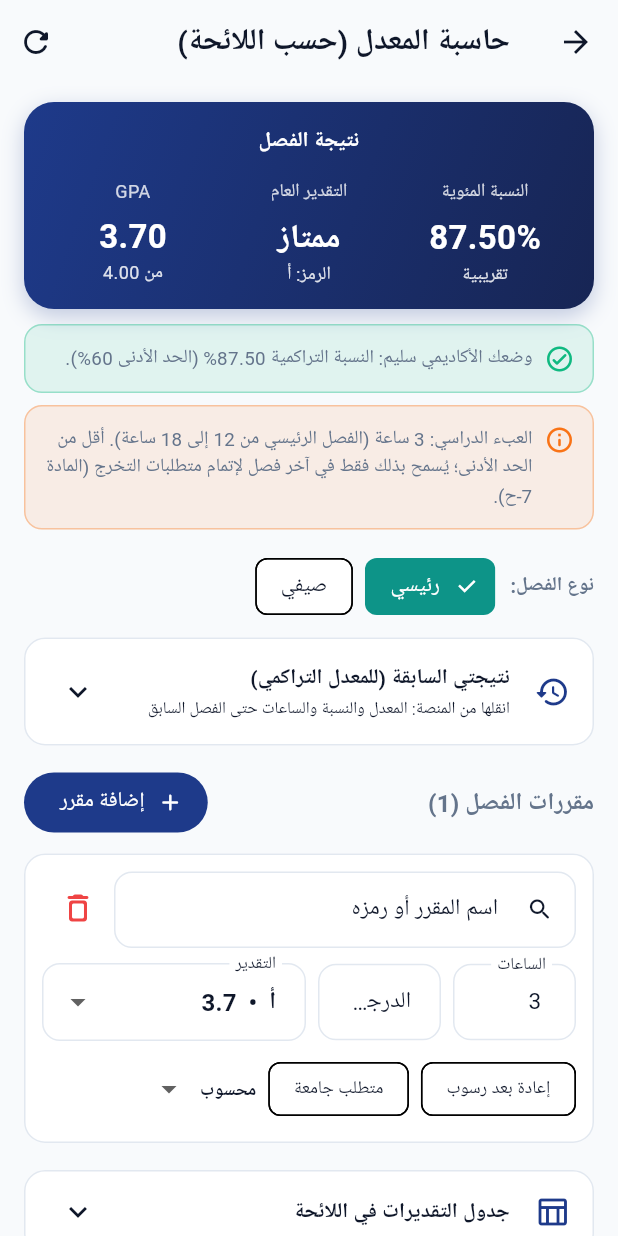
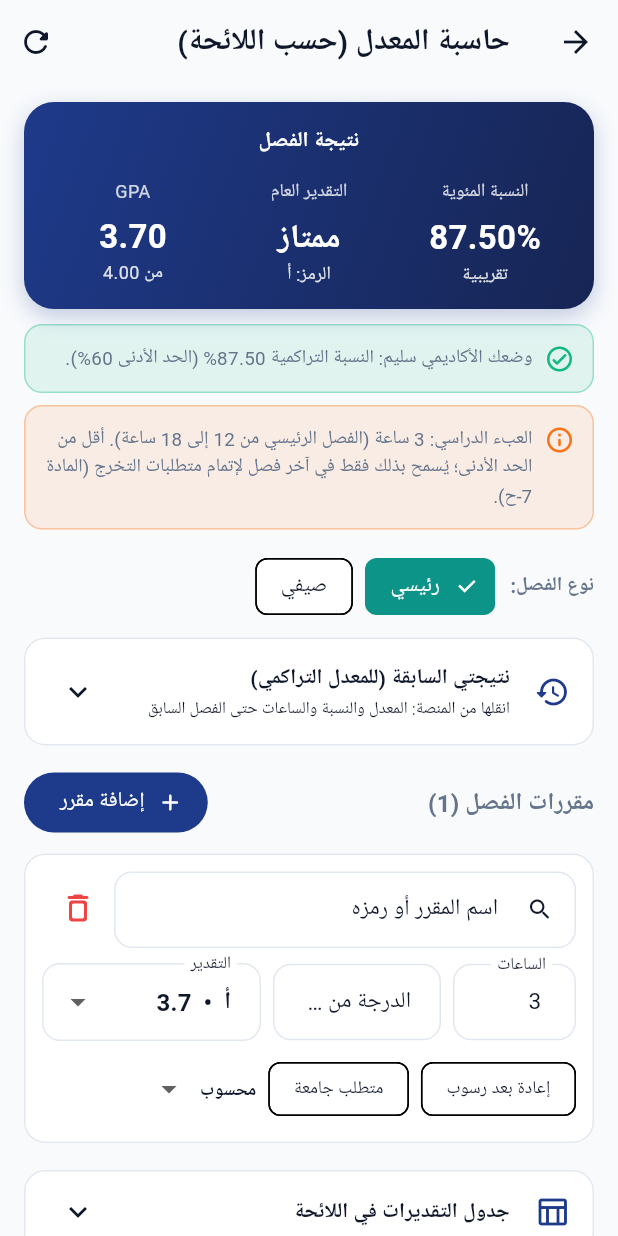
Before and after one commit to gamalzakareya6-star/GenZoo-app, a Flutter app: the GpaCalculatorScreen screen opened directly, on a phone screen of 412 x 824 dp. Run offline on Flutter 3.47's test engine with Material 3 defaults, Android fonts, the phone set to English and light mode, and no system bars; our stand-ins replace cloud_firestore, firebase_auth, firebase_core, firebase_messaging, google_fonts, google_sign_in and 1 more; accounts and stored records are empty; Roboto replaces fonts that are missing (Cairo).

Commit message:
GPA calculator: degree is out of credit hours x 100
Co-Authored-By: Claude Sonnet 5.5 <noreply@anthropic.com>
Claude-Session: https://claude.ai/code/session_01GVb6vdXPADLjyTr5ypMTK2

```diff
--- a/lib/core/utils/gpa_calculator_engine.dart
+++ b/lib/core/utils/gpa_calculator_engine.dart
@@ -114,7 +114,10 @@ class GpaCalculatorEngine {
         continue; // not part of the GPA
       }
 
-      final score = c.score ?? band.estimatedScore;
+      // The typed degree is out of (credit hours x 100); convert to percent.
+      final score = c.score != null
+          ? (c.score! / c.creditHours).clamp(0.0, 100.0).toDouble()
+          : band.estimatedScore;
       if (c.score == null) approx = true;
 
       semCredits += c.creditHours;
--- a/lib/models/gpa_model.dart
+++ b/lib/models/gpa_model.dart
@@ -9,8 +9,9 @@ class CourseEntry {
   /// Grade key: A+, A, B+, B, C+, C, D or F.
   String grade;
 
-  /// Degree out of 100 when the student typed it; null means the grade was
-  /// picked directly and the percentage is estimated.
+  /// Degree the student typed, out of (creditHours x 100) as in the university
+  /// platform; null means the grade was picked directly and the percentage is
+  /// estimated.
   double? score;
 
   /// Course re-registered after failing it. A repeated failure is counted
--- a/lib/screens/essential_info/gpa_calculator_screen.dart
+++ b/lib/screens/essential_info/gpa_calculator_screen.dart
@@ -703,17 +703,20 @@ class _CourseCardState extends State<_CourseCard> {
                 ),
                 const SizedBox(width: 8),
                 SizedBox(
-                  width: 82,
+                  width: 112,
                   child: TextField(
                     controller: _scoreCtl,
                     keyboardType:
                         const TextInputType.numberWithOptions(decimal: true),
-                    decoration: deco('الدرجة /100'),
+                    decoration:
+                        deco('الدرجة من ${formatNumber(c.creditHours * 100)}'),
                     onChanged: (t) {
                       final v = parseNumber(t);
                       if (t.trim().isEmpty) {
                         gpa.setScore(c.id, null);
-                      } else if (v != null && v >= 0 && v <= 100) {
+                      } else if (v != null &&
+                          v >= 0 &&
+                          v <= c.creditHours * 100) {
                         gpa.setScore(c.id, v);
                       }
                     },
```
Also changed, not shown: lib/providers/gpa_provider.dart (+10 -1 lines).
